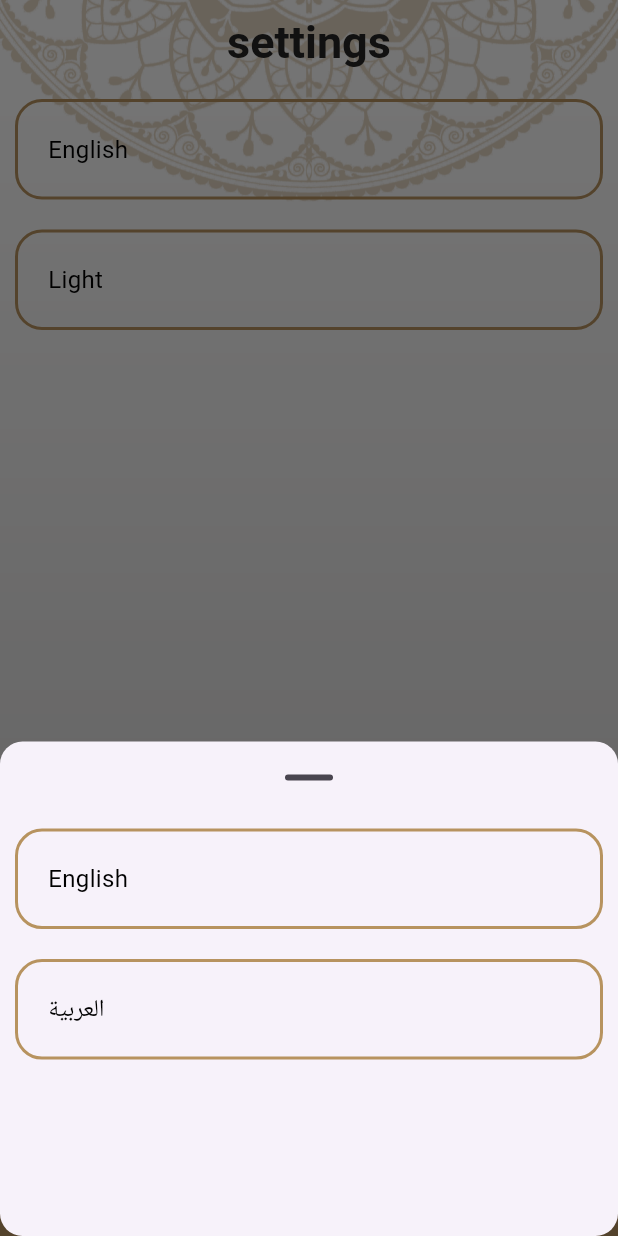
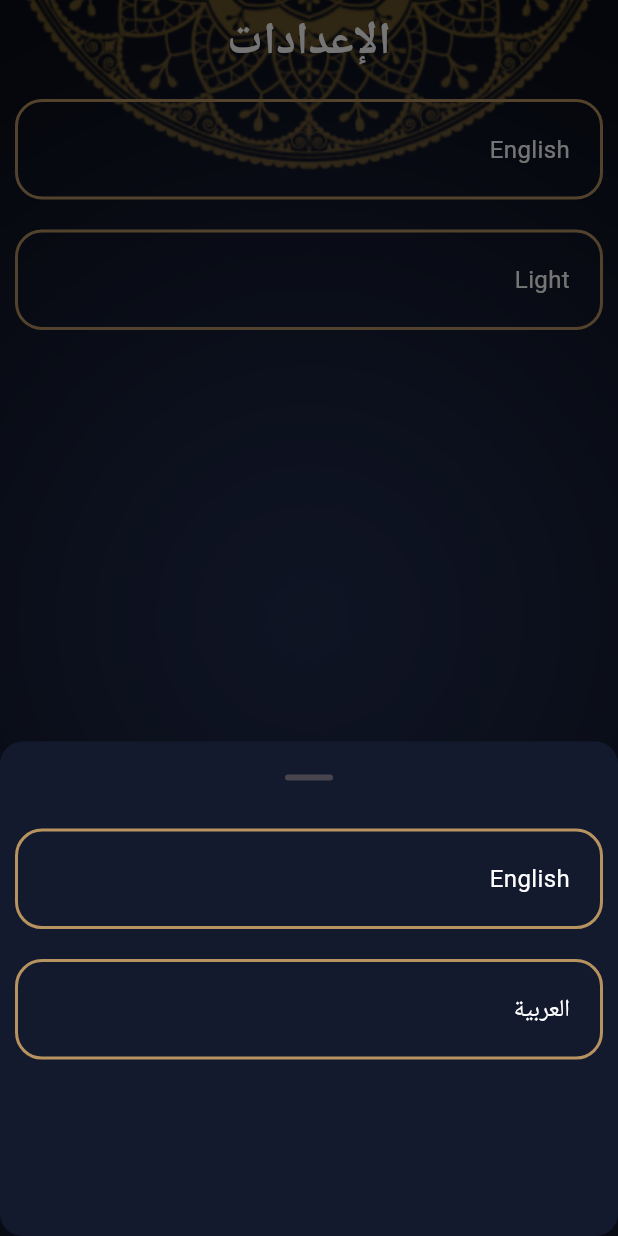
Before and after one commit to AndrewMaged7/islami_4am_hti, a Flutter app: the screen it shows after launch, item 5 of the bottom bar chosen, after a tap on "English", on a phone screen of 412 x 824 dp. Run offline on Flutter 3.47's test engine with Material 3 defaults, Android fonts, the phone set to English and light mode, and no system bars; our stand-ins replace easy_localization, google_fonts; Roboto replaces fonts that are missing (Tajawal).

Commit message:
* finished settings

```diff
--- a/lib/core/thems/themes.dart
+++ b/lib/core/thems/themes.dart
@@ -6,6 +6,7 @@ class AppTheme{
   static const Color yellowLightColor = Color(0xffB7935F);
   static const Color yellowDarkColor = Color(0xffFACC1D);
   static ThemeData lightTheme = ThemeData(
+    primaryColor: Colors.white,
     scaffoldBackgroundColor: Colors.transparent,
     fontFamily: GoogleFonts.tajawal().fontFamily,
     appBarTheme:AppBarTheme(
@@ -49,6 +50,7 @@ class AppTheme{
   static ThemeData darkTheme = ThemeData(
     scaffoldBackgroundColor: Colors.transparent,
     fontFamily: GoogleFonts.tajawal().fontFamily,
+      primaryColor: Color(0xff141A2E),
 
     appBarTheme:  AppBarTheme(
       backgroundColor: Colors.transparent,
--- a/lib/core/widgets/custom_background.dart
+++ b/lib/core/widgets/custom_background.dart
@@ -1,4 +1,7 @@
 import 'package:flutter/material.dart';
+import 'package:provider/provider.dart';
+
+import '../../moduls/layout/provider/settings_provider.dart';
 
 class CustomBackground extends StatelessWidget {
   Widget child;
@@ -9,12 +12,14 @@ class CustomBackground extends StatelessWidget {
 
   @override
   Widget build(BuildContext context) {
+    var provider = Provider.of<SettingsProvider>(context);
+
     return Container(
       height: double.infinity,
       width: double.infinity,
-      decoration: const BoxDecoration(
+      decoration:  BoxDecoration(
           image: DecorationImage(
-              image: AssetImage("assets/images/screens_bg.png"),fit: BoxFit.cover)),
+              image: AssetImage(provider.themeMode == ThemeMode.light ? "assets/images/screens_bg.png": "assets/images/dark_bg.png"),fit: BoxFit.cover)),
       child: child
     );
   }
--- a/lib/main.dart
+++ b/lib/main.dart
@@ -1,13 +1,29 @@
+import 'package:easy_localization/easy_localization.dart';
 import 'package:flutter/material.dart';
 import 'package:islami_4pm/moduls/hadeth/hadeth_details.dart';
 import 'package:islami_4pm/moduls/layout/layout_screen.dart';
-
+import 'package:islami_4pm/moduls/layout/provider/settings_provider.dart';
+import 'package:provider/provider.dart';
 import 'core/thems/themes.dart';
 import 'moduls/quran/quran_details.dart';
 import 'moduls/splash/splash_screen.dart';
 
-void main() {
-  runApp(const MyApp());
+void main() async {
+  WidgetsFlutterBinding.ensureInitialized();
+  await EasyLocalization.ensureInitialized();
+  runApp(ChangeNotifierProvider(
+    create: (context) => SettingsProvider(),
+    builder: (context, child) {
+      return child!;
+    },
+    child: EasyLocalization(
+        supportedLocales: const [Locale('en'), Locale('ar')],
+        path: 'assets/translations',
+        fallbackLocale: const Locale('en'),
+        saveLocale: true,
+        startLocale: const Locale("ar"),
+        child: const MyApp()),
+  ));
 }
 
 class MyApp extends StatelessWidget {
@@ -16,16 +32,20 @@ class MyApp extends StatelessWidget {
   // This widget is the root of your application.
   @override
   Widget build(BuildContext context) {
+    var provider = Provider.of<SettingsProvider>(context);
     return MaterialApp(
       title: 'Flutter Demo',
       theme: AppTheme.lightTheme,
       darkTheme: AppTheme.darkTheme,
-      themeMode: ThemeMode.light,
+      themeMode: provider.themeMode,
+      localizationsDelegates: context.localizationDelegates,
+      supportedLocales: context.supportedLocales,
+      locale: context.locale,
       routes: {
-        SplashScreen.routeName: (_) => SplashScreen(),
-        LayoutScreen.routeName: (_) => LayoutScreen(),
+        SplashScreen.routeName: (_) => const SplashScreen(),
+        LayoutScreen.routeName: (_) => const LayoutScreen(),
         QuranDetails.routeName: (_) => QuranDetails(),
-        HadethDetails.routeName: (_)=> HadethDetails()
+        HadethDetails.routeName: (_) => HadethDetails()
       },
       initialRoute: SplashScreen.routeName,
     );
--- a/lib/moduls/layout/layout_screen.dart
+++ b/lib/moduls/layout/layout_screen.dart
@@ -1,3 +1,4 @@
+import 'package:easy_localization/easy_localization.dart';
 import 'package:flutter/material.dart';
 import 'package:islami_4pm/core/widgets/custom_background.dart';
 import 'package:islami_4pm/moduls/layout/screens/hadeth_screen.dart';
@@ -17,47 +18,54 @@ class LayoutScreen extends StatefulWidget {
 }
 
 class _LayoutScreenState extends State<LayoutScreen> {
-  int selectedIndex= 0;
-  List<String> titles = ["Islami","Hadeth" ,"Sebha" , "Radio","settings"];
+  int selectedIndex = 0;
   List<Widget> screens = [
     QuranScreen(),
     HadethScreen(),
-    SebhaScreen(),
-    RadioScreen(),
-    SettingsScreen(),
+    const SebhaScreen(),
+    const RadioScreen(),
+    const SettingsScreen(),
   ];
+
   PageController pageController = PageController();
   @override
   Widget build(BuildContext context) {
+    List<String> titles = ["islami", "hadeth", "sebha", "radio", "settings"];
 
     return CustomBackground(
       child: Scaffold(
         appBar: AppBar(
           title: Text(
-            titles[selectedIndex],
+            titles[selectedIndex].tr(),
           ),
         ),
         bottomNavigationBar: BottomNavigationBar(
-          currentIndex:selectedIndex ,
-          onTap: (value) {
-            selectedIndex = value;
-            pageController.animateToPage(value,curve: Curves.decelerate,duration: Duration(milliseconds: 800));
-            setState(() {});
-          },
+            currentIndex: selectedIndex,
+            onTap: (value) {
+              selectedIndex = value;
+              pageController.animateToPage(value,
+                  curve: Curves.decelerate,
+                  duration: const Duration(milliseconds: 800));
+              setState(() {});
+            },
             items: [
-              BottomNav(image: "assets/icons/quran_icn.png", text: "Quran"),
-              BottomNav(image: "assets/icons/hadeth.png", text: "Hadeth"),
-              BottomNav(image: "assets/icons/sebha.png", text: "Sebha"),
-              BottomNav(image: "assets/icons/radio.png", text: "Radio"),
-              BottomNavigationBarItem(icon: Icon(Icons.settings,),label: "Settings"),
+              BottomNav(
+                  image: "assets/icons/quran_icn.png", text: "quran".tr()),
+              BottomNav(image: "assets/icons/hadeth.png", text: "hadeth".tr()),
+              BottomNav(image: "assets/icons/sebha.png", text: "sebha".tr()),
+              BottomNav(image: "assets/icons/radio.png", text: "radio".tr()),
+              BottomNavigationBarItem(
+                icon: const Icon(
+                  Icons.settings,
+                ),
+                label: context.tr("settings"),
+              )
             ]),
         body: PageView(
-          controller:pageController ,
+          controller: pageController,
           onPageChanged: (value) {
             selectedIndex = value;
-            setState(() {
-
-            });
+            setState(() {});
           },
           children: screens,
         ),
--- /dev/null
+++ b/lib/moduls/layout/provider/settings_provider.dart
@@ -0,0 +1,16 @@
+import 'package:easy_localization/easy_localization.dart';
+import 'package:flutter/material.dart';
+
+class SettingsProvider extends ChangeNotifier{
+
+  void changeLang(BuildContext context , String lang){
+    context.setLocale(Locale(lang));
+    notifyListeners();
+  }
+
+  ThemeMode themeMode = ThemeMode.dark;
+  void changeTheme(ThemeMode themeMode){
+    this.themeMode = themeMode;
+    notifyListeners();
+  }
+}
--- a/lib/moduls/layout/screens/hadeth_screen.dart
+++ b/lib/moduls/layout/screens/hadeth_screen.dart
@@ -1,3 +1,4 @@
+import 'package:easy_localization/easy_localization.dart';
 import 'package:flutter/material.dart';
 import 'package:flutter/services.dart';
 import 'package:islami_4pm/moduls/hadeth/hadeth_details.dart';
@@ -26,7 +27,7 @@ class _HadethScreenState extends State<HadethScreen> {
           Image.asset("assets/images/hadeth_logo.png"),
           const Divider(),
           Text(
-            "Ahadeth",
+            "ahadeth".tr(),
             style: theme.textTheme.bodyLarge,
           ),
           const Divider(),
@@ -36,11 +37,16 @@ class _HadethScreenState extends State<HadethScreen> {
               itemBuilder: (context, index) {
                 return InkWell(
                   onTap: () {
-                    Navigator.pushNamed(context, HadethDetails.routeName,arguments: hadethText[index]);
+                    Navigator.pushNamed(context, HadethDetails.routeName,
+                        arguments: hadethText[index]);
                   },
                   child: Padding(
                     padding: const EdgeInsets.all(8.0),
-                    child: Text(hadethTitle[index],textAlign: TextAlign.center,style: theme.textTheme.bodyLarge,),
+                    child: Text(
+                      hadethTitle[index],
+                      textAlign: TextAlign.center,
+                      style: theme.textTheme.bodyLarge,
+                    ),
                   ),
                 );
               },
@@ -58,7 +64,6 @@ class _HadethScreenState extends State<HadethScreen> {
       String title = hadethText[i].trim().split("\n")[0].trim();
       if (title.isNotEmpty) {
         hadethTitle.add(title);
-
       }
     }
     setState(() {});
--- a/lib/moduls/layout/screens/quran_screen.dart
+++ b/lib/moduls/layout/screens/quran_screen.dart
@@ -1,3 +1,4 @@
+import 'package:easy_localization/easy_localization.dart';
 import 'package:flutter/material.dart';
 import 'package:islami_4pm/moduls/layout/widgets/surah_name_widget.dart';
 
@@ -10,25 +11,25 @@ class QuranScreen extends StatelessWidget {
     return Column(
       children: [
         Image.asset("assets/images/qur2an_screen_logo.png"),
-        Divider(),
+        const Divider(),
         Row(
           crossAxisAlignment: CrossAxisAlignment.center,
           children: [
             Expanded(
-                child: Text("Surah Name",
+                child: Text("surah_name".tr(),
                     textAlign: TextAlign.center,
                     style: theme.textTheme.bodyLarge!.copyWith(fontSize: 25))),
-            SizedBox(
+            const SizedBox(
               height: 35,
               child: VerticalDivider(),
             ),
             Expanded(
-                child: Text("Verses Number",
+                child: Text("verses_number".tr(),
                     textAlign: TextAlign.center,
                     style: theme.textTheme.bodyLarge!.copyWith(fontSize: 25))),
           ],
         ),
-        Divider(),
+        const Divider(),
         Expanded(
           child: ListView.builder(
             itemBuilder: (context, index) {
--- a/lib/moduls/layout/screens/settings_screen.dart
+++ b/lib/moduls/layout/screens/settings_screen.dart
@@ -1,140 +1,158 @@
+import 'package:easy_localization/easy_localization.dart';
 import 'package:flutter/material.dart';
 import 'package:islami_4pm/core/thems/themes.dart';
+import 'package:islami_4pm/moduls/layout/provider/settings_provider.dart';
+import 'package:provider/provider.dart';
 
-class SettingsScreen extends StatelessWidget {
+class SettingsScreen extends StatefulWidget {
   const SettingsScreen({super.key});
 
   @override
+  State<SettingsScreen> createState() => _SettingsScreenState();
+}
+
+class _SettingsScreenState extends State<SettingsScreen> {
+  @override
   Widget build(BuildContext context) {
+    var provider = Provider.of<SettingsProvider>(context);
     return Column(
       children: [
         InkWell(
           onTap: () {
-            showLangSheet(context);
+            showLangSheet(context,provider);
           },
           child: Container(
             width: double.infinity,
-            padding: EdgeInsets.all(20),
-            margin: EdgeInsets.all(10),
+            padding: const EdgeInsets.all(20),
+            margin: const EdgeInsets.all(10),
             decoration: BoxDecoration(
-              borderRadius: BorderRadius.circular(18),
-              border: Border.all(
-                color: AppTheme.yellowLightColor,
-                width: 2
-              )
-            ),
-            child: Text("English"),
+                borderRadius: BorderRadius.circular(18),
+                border: Border.all(color: AppTheme.yellowLightColor, width: 2)),
+            child: const Text("English"),
           ),
         ),
         InkWell(
           onTap: () {
-            showThemeSheet(context);
+            showThemeSheet(context,provider);
           },
           child: Container(
             width: double.infinity,
-            padding: EdgeInsets.all(20),
-            margin: EdgeInsets.all(10),
+            padding: const EdgeInsets.all(20),
+            margin: const EdgeInsets.all(10),
             decoration: BoxDecoration(
-              borderRadius: BorderRadius.circular(18),
-              border: Border.all(
-                color: AppTheme.yellowLightColor,
-                width: 2
-              )
-            ),
-            child: Text("Light"),
+                borderRadius: BorderRadius.circular(18),
+                border: Border.all(color: AppTheme.yellowLightColor, width: 2)),
+            child: const Text("Light"),
           ),
         ),
       ],
     );
   }
-  showLangSheet(BuildContext context){
+
+  showLangSheet(BuildContext context,SettingsProvider provider) {
+
+    var theme = Theme.of(context);
     Size size = MediaQuery.of(context).size;
     showModalBottomSheet(
+      backgroundColor: theme.primaryColor,
       constraints: BoxConstraints(
         maxHeight: size.height * 0.4,
       ),
-      shape: RoundedRectangleBorder(
-        borderRadius: BorderRadius.circular(15)
-      ),
+      shape: RoundedRectangleBorder(borderRadius: BorderRadius.circular(15)),
       showDragHandle: true,
-      context: context, builder: (context) {
-      return Container(
-        child: Column(
+      context: context,
+      builder: (context) {
+        return Column(
           children: [
-            Container(
-              width: double.infinity,
-              padding: EdgeInsets.all(20),
-              margin: EdgeInsets.all(10),
-              decoration: BoxDecoration(
-                  borderRadius: BorderRadius.circular(18),
-                  border: Border.all(
-                      color: AppTheme.yellowLightColor,
-                      width: 2
-                  )
+            InkWell(
+              onTap: () {
+                provider.changeLang(context, "en");
+                Navigator.pop(context);
+              },
+              child: Container(
+                width: double.infinity,
+                padding: const EdgeInsets.all(20),
+                margin: const EdgeInsets.all(10),
+                decoration: BoxDecoration(
+                    borderRadius: BorderRadius.circular(18),
+                    border:
+                        Border.all(color: AppTheme.yellowLightColor, width: 2)),
+                child: const Text("English"),
               ),
-              child: Text("English"),
             ),
-            Container(
-              width: double.infinity,
-              padding: EdgeInsets.all(20),
-              margin: EdgeInsets.all(10),
-              decoration: BoxDecoration(
-                  borderRadius: BorderRadius.circular(18),
-                  border: Border.all(
-                      color: AppTheme.yellowLightColor,
-                      width: 2
-                  )
+            InkWell(
+              onTap: () {
+                provider.changeLang(context, "ar");
+                Navigator.pop(context);
+              },
+              child: Container(
+                width: double.infinity,
+                padding: const EdgeInsets.all(20),
+                margin: const EdgeInsets.all(10),
+                decoration: BoxDecoration(
+                    borderRadius: BorderRadius.circular(18),
+                    border:
+                        Border.all(color: AppTheme.yellowLightColor, width: 2)),
+                child: const Text("العربية"),
               ),
-              child: Text("العربية"),
             ),
           ],
-        ),
-      );
-    },);
+        );
+      },
+    );
   }
-  showThemeSheet(BuildContext context){
+
+  showThemeSheet(BuildContext context,SettingsProvider provider) {
+    var theme = Theme.of(context);
+
     Size size = MediaQuery.of(context).size;
     showModalBottomSheet(
+      backgroundColor: theme.primaryColor,
       constraints: BoxConstraints(
         maxHeight: size.height * 0.4,
       ),
-      shape: RoundedRectangleBorder(
-        borderRadius: BorderRadius.circular(15)
-      ),
+      shape: RoundedRectangleBorder(borderRadius: BorderRadius.circular(15)),
       showDragHandle: true,
-      context: context, builder: (context) {
-      return Container(
-        child: Column(
+      context: context,
+      builder: (context) {
+        return Column(
           children: [
-            Container(
-              width: double.infinity,
-              padding: EdgeInsets.all(20),
-              margin: EdgeInsets.all(10),
-              decoration: BoxDecoration(
-                  borderRadius: BorderRadius.circular(18),
-                  border: Border.all(
-                      color: AppTheme.yellowLightColor,
-                      width: 2
-                  )
+            InkWell(
+              onTap: () {
+                provider.changeTheme(ThemeMode.dark);
+                Navigator.pop(context);
+              },
+              child: Container(
+                width: double.infinity,
+                padding: const EdgeInsets.all(20),
+                margin: const EdgeInsets.all(10),
+                decoration: BoxDecoration(
+                    borderRadius: BorderRadius.circular(18),
+                    border: Border.all(
+                        color: AppTheme.yellowLightColor, width: 2)),
+                child: const Text("Dark"),
               ),
-              child: Text("Dark"),
             ),
-            Container(
-              width: double.infinity,
-              padding: EdgeInsets.all(20),
-              margin: EdgeInsets.all(10),
-              decoration: BoxDecoration(
-                  borderRadius: BorderRadius.circular(18),
-                  border: Border.all(
-                      color: AppTheme.yellowLightColor,
-                      width: 2
-                  )
+            InkWell(
+              onTap: () {
+                provider.changeTheme(ThemeMode.light);
+                Navigator.pop(context);
+
+              },
+              child: Container(
+                width: double.infinity,
+                padding: const EdgeInsets.all(20),
+                margin: const EdgeInsets.all(10),
+                decoration: BoxDecoration(
+                    borderRadius: BorderRadius.circular(18),
+                    border:
+                        Border.all(color: AppTheme.yellowLightColor, width: 2)),
+                child: const Text("Light"),
               ),
-              child: Text("Light"),
             ),
           ],
-        ),
-      );
-    },);
+        );
+      },
+    );
   }
 }
--- a/lib/moduls/layout/widgets/surah_name_widget.dart
+++ b/lib/moduls/layout/widgets/surah_name_widget.dart
@@ -1,3 +1,4 @@
+import 'package:easy_localization/easy_localization.dart';
 import 'package:flutter/material.dart';
 import 'package:islami_4pm/moduls/quran/quran_details.dart';
 
@@ -360,16 +361,23 @@ class SurahNameWidget extends StatelessWidget {
     return InkWell(
       onTap: () {
         Navigator.pushNamed(context, QuranDetails.routeName,
-            arguments: SurahData(index, englishQuranSurahs[index]));
+            arguments: SurahData(
+                index,
+                context.locale == const Locale("ar")
+                    ? arabicQuranSuras[index]
+                    : englishQuranSurahs[index]));
       },
       child: Row(
         crossAxisAlignment: CrossAxisAlignment.center,
         children: [
           Expanded(
-              child: Text(englishQuranSurahs[index],
+              child: Text(
+                  context.locale == const Locale("ar")
+                      ? arabicQuranSuras[index]
+                      : englishQuranSurahs[index],
                   textAlign: TextAlign.center,
                   style: theme.textTheme.bodyLarge!.copyWith(fontSize: 25))),
-          SizedBox(
+          const SizedBox(
             height: 47,
             child: VerticalDivider(),
           ),
--- a/lib/moduls/splash/splash_screen.dart
+++ b/lib/moduls/splash/splash_screen.dart
@@ -2,6 +2,9 @@ import 'dart:async';
 
 import 'package:flutter/material.dart';
 import 'package:islami_4pm/moduls/layout/layout_screen.dart';
+import 'package:provider/provider.dart';
+
+import '../layout/provider/settings_provider.dart';
 
 class SplashScreen extends StatefulWidget {
   static const String routeName = "SplashScreen";
@@ -14,7 +17,7 @@ class SplashScreen extends StatefulWidget {
 class _SplashScreenState extends State<SplashScreen> {
   @override
   void initState() {
-    Timer(Duration(seconds: 5), () {
+    Timer(const Duration(seconds: 5), () {
       Navigator.pushNamedAndRemoveUntil(
         context,
         LayoutScreen.routeName,
@@ -26,6 +29,10 @@ class _SplashScreenState extends State<SplashScreen> {
 
   @override
   Widget build(BuildContext context) {
-    return Image.asset("assets/images/splash.png");
+    var provider = Provider.of<SettingsProvider>(context);
+
+    return Image.asset(provider.themeMode == ThemeMode.light
+        ? "assets/images/splash.png"
+        : "assets/images/splash_dark.png");
   }
 }
--- a/pubspec.yaml
+++ b/pubspec.yaml
@@ -36,6 +36,8 @@ dependencies:
   # Use with the CupertinoIcons class for iOS style icons.
   cupertino_icons: ^1.0.2
   google_fonts: 6.1.0
+  provider: ^6.1.2
+  easy_localization: ^3.0.7
 
 dev_dependencies:
   flutter_test:
@@ -66,6 +68,10 @@ flutter:
     - assets/Suras/
     - assets/Hadeeth/
     - assets/fonts/
+    - assets/
+    - assets/images/2.0x/
+    - assets/images/3.0x/
+    - assets/translations/
   #   - images/a_dot_burr.jpeg
   #   - images/a_dot_ham.jpeg
 
```
Also changed, not shown: assets/translations/ar.json (added, +12 -0 lines), assets/translations/en.json (added, +11 -0 lines), lib/moduls/quran/quran_details.dart (+5 -4 lines), assets/images/dark_bg.png (added), lib/generated/assets.dart, pubspec.lock.
